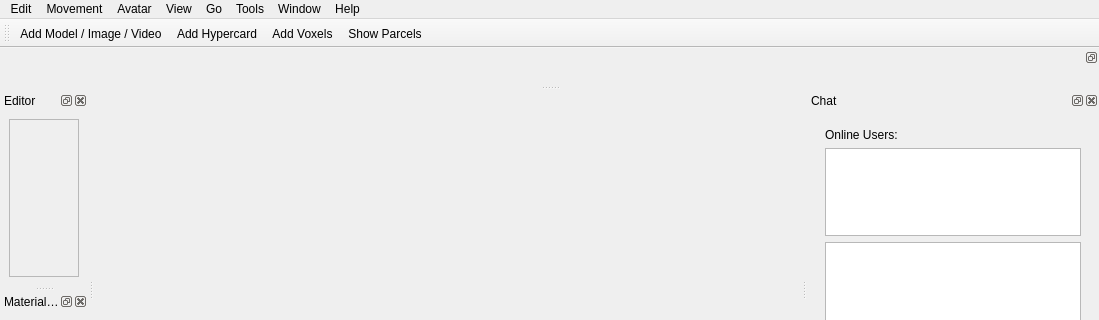
Qt form gui_client/MainWindow.ui (shipilovden/substrata-metasiberia) before a commit; both pictures show x 0 to 1099 and y 0 to 320 of the 1099 by 763 pixel window.
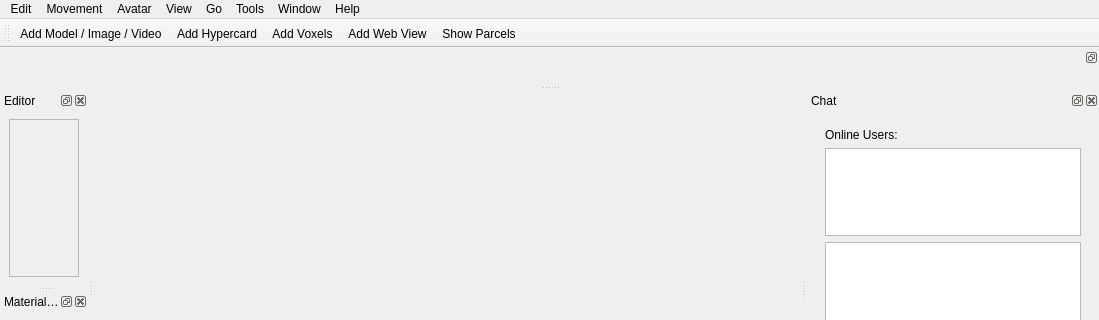
The same form after that commit. Custom widgets are drawn as their Qt base class.

```diff
--- a/gui_client/MainWindow.ui
+++ b/gui_client/MainWindow.ui
@@ -136,6 +136,7 @@
    <addaction name="actionAddObject"/>
    <addaction name="actionAddHypercard"/>
    <addaction name="actionAdd_Voxels"/>
+   <addaction name="actionAdd_Web_View"/>
    <addaction name="actionShow_Parcels"/>
   </widget>
   <widget class="QDockWidget" name="chatDockWidget">
@@ -557,6 +558,11 @@
     <string>Find Objects Nearby</string>
    </property>
   </action>
+  <action name="actionAdd_Web_View">
+   <property name="text">
+    <string>Add Web View</string>
+   </property>
+  </action>
  </widget>
  <customwidgets>
   <customwidget>
```
Left out of the diff: 1 changed line with no effect on the pictures.
